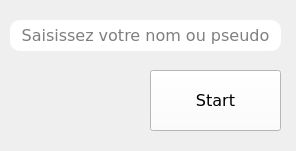
This is name.ui in CedricTellier/dactylo_game as Qt 5 draws it before an edit. The edited form follows.
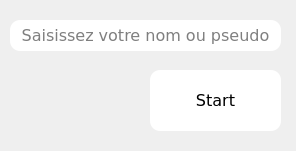
This is the edited form.

Patch:
```diff
--- a/name.ui
+++ b/name.ui
@@ -62,12 +62,15 @@
     </font>
    </property>
    <property name="styleSheet">
-    <string notr="true">background-color: rgb(255, 255, 255);
-font: 12pt &quot;Verdana&quot;;</string>
+    <string notr="true">:focus {background-color:#CECECE;border-radius:10px;outline:none;font :bold;}
+:!focus{background-color: rgb(255, 255, 255);border-radius:10px}</string>
    </property>
    <property name="text">
     <string>Start</string>
    </property>
+   <property name="autoDefault">
+    <bool>true</bool>
+   </property>
   </widget>
  </widget>
  <resources/>
```
Left out of the diff: 18 changed lines with no effect on the pictures.
